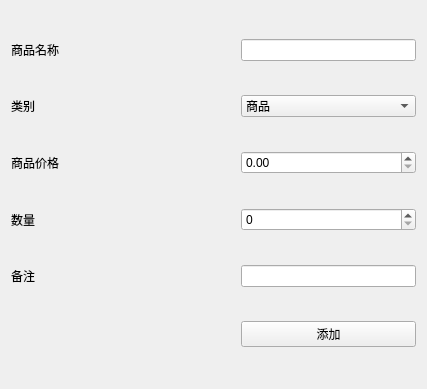
The window that Qtdesigners/添加商品.ui (zhihao2020/ShopSystem) describes before a commit, drawn with Qt 5.
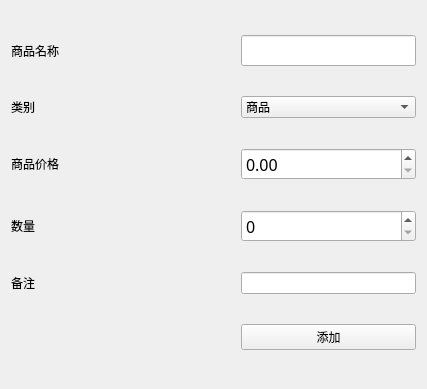
The same window after the commit.

Diff of the .ui file:
```diff
--- a/Qtdesigners/添加商品.ui
+++ b/Qtdesigners/添加商品.ui
@@ -49,7 +49,14 @@
       </spacer>
      </item>
      <item row="0" column="2">
-      <widget class="QLineEdit" name="add_thing_name"/>
+      <widget class="QLineEdit" name="add_thing_name">
+       <property name="font">
+        <font>
+         <family>SimSun-ExtB</family>
+         <pointsize>12</pointsize>
+        </font>
+       </property>
+      </widget>
      </item>
      <item row="2" column="0">
       <widget class="QLabel" name="label_2">
@@ -101,10 +108,30 @@
       </widget>
      </item>
      <item row="2" column="2">
-      <widget class="QDoubleSpinBox" name="doubleSpinBox"/>
+      <widget class="QDoubleSpinBox" name="doubleSpinBox">
+       <property name="font">
+        <font>
+         <family>SimSun-ExtB</family>
+         <pointsize>12</pointsize>
+        </font>
+       </property>
+       <property name="maximum">
+        <double>9999999999.000000000000000</double>
+       </property>
+      </widget>
      </item>
      <item row="3" column="2">
-      <widget class="QSpinBox" name="spinBox"/>
+      <widget class="QSpinBox" name="spinBox">
+       <property name="font">
+        <font>
+         <family>SimSun-ExtB</family>
+         <pointsize>12</pointsize>
+        </font>
+       </property>
+       <property name="maximum">
+        <number>999999999</number>
+       </property>
+      </widget>
      </item>
      <item row="4" column="2">
       <widget class="QLineEdit" name="lineEdit"/>
```
